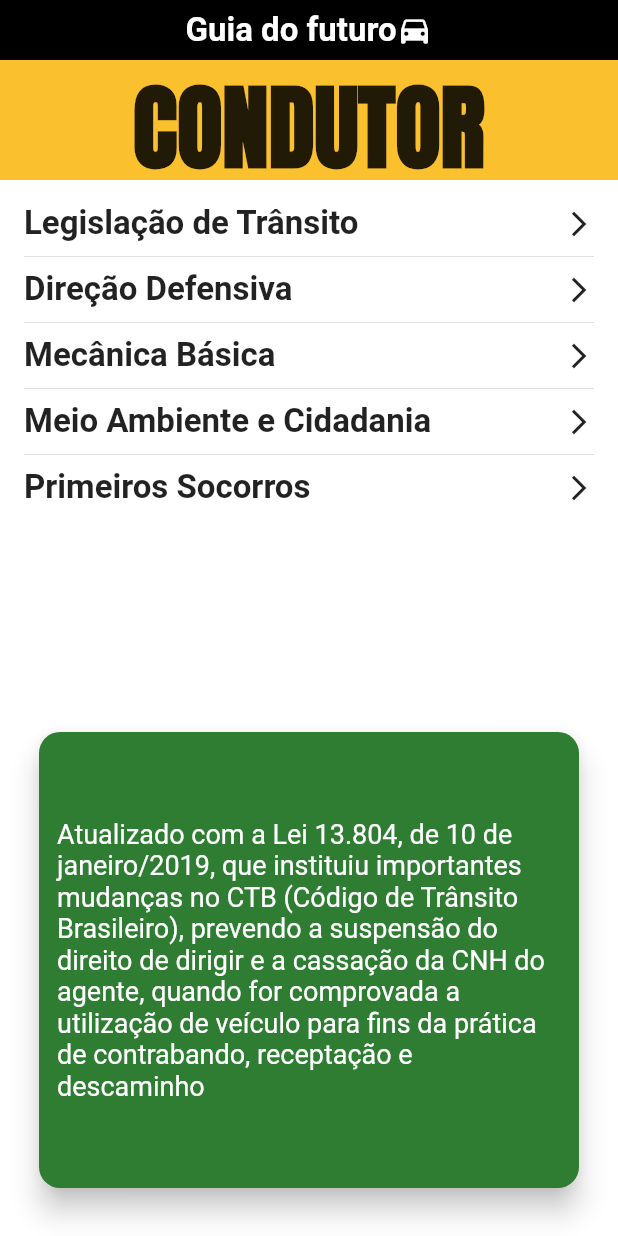
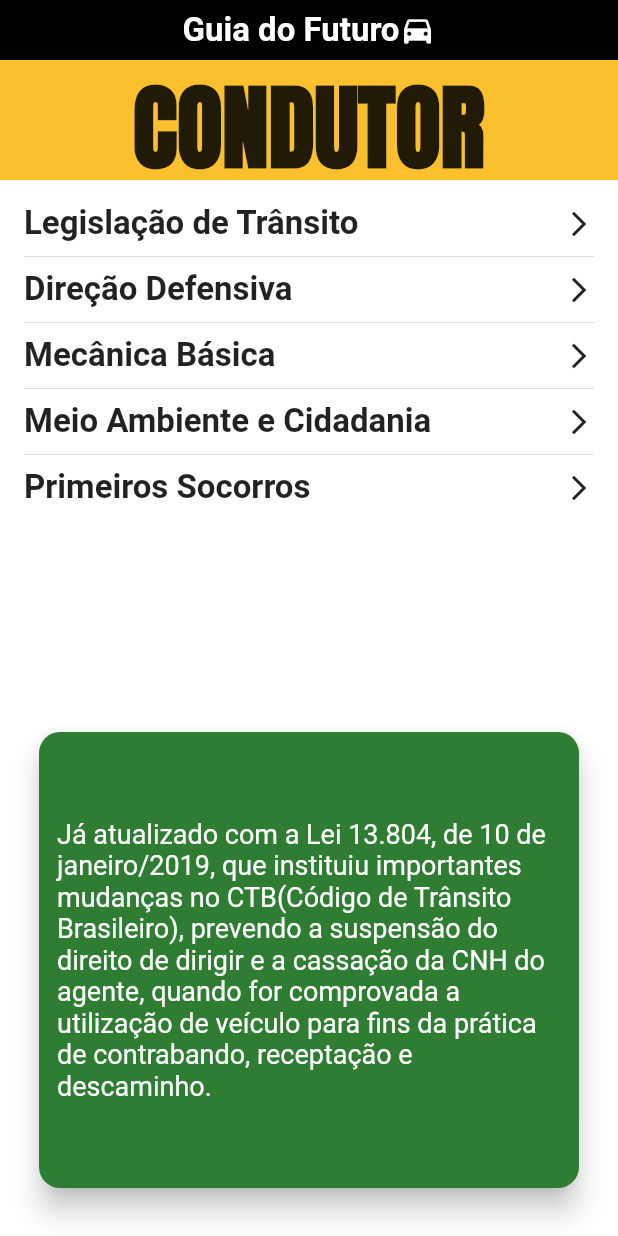
Before and after one commit to ailtoncunhasilva/Manual-do-condutor-Flutter, a Flutter app: the screen it shows after launch, on a phone screen of 412 x 824 dp. Run offline on Flutter 3.47's test engine with Material 2 defaults, Android fonts, the phone set to English and light mode, and no system bars; Roboto replaces fonts that are missing (ArchitectsDaughter).

Commit message:
one more commit

```diff
--- a/lib/main.dart
+++ b/lib/main.dart
@@ -43,7 +43,7 @@ class HomePage extends StatelessWidget {
                     mainAxisAlignment: MainAxisAlignment.center,
                     children: [
                       Text(
-                        'Guia do futuro',
+                        'Guia do Futuro',
                         style: TextStyle(
                           fontWeight: FontWeight.bold,
                           fontSize: 22,
@@ -136,7 +136,7 @@ class HomePage extends StatelessWidget {
                       padding: const EdgeInsets.all(12),
                       child: Center(
                         child: Text(
-                          'Atualizado com a Lei 13.804, de 10 de janeiro/2019, que instituiu importantes mudanças no CTB (Código de Trânsito Brasileiro), prevendo a suspensão do direito de dirigir e a cassação da CNH do agente, quando for comprovada a utilização de veículo para fins da prática de contrabando, receptação e descaminho',
+                          'Já atualizado com a Lei 13.804, de 10 de janeiro/2019, que instituiu importantes mudanças no CTB(Código de Trânsito Brasileiro), prevendo a suspensão do direito de dirigir e a cassação da CNH do agente, quando for comprovada a utilização de veículo para fins da prática de contrabando, receptação e descaminho.',
                           style: TextStyle(
                             color: Colors.white,
                             fontSize: 18,
```
Also changed, not shown: images/288.jpg (added), 1 other file.
